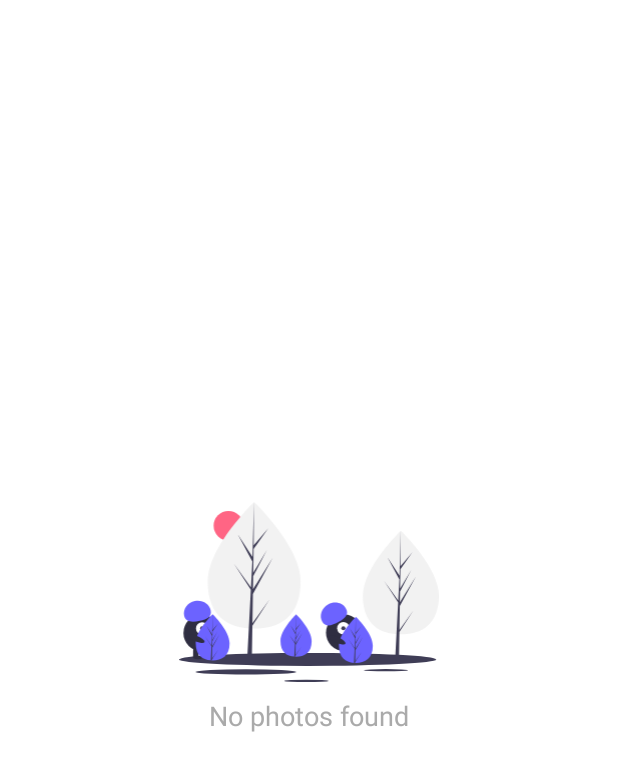
After one commit to hm-tamim/image-search-android, an Android app: the layout item_empty.xml on its own in the app's theme, with its tools: preview values and no code run, on a phone screen of 412 x 824 dp. The commit adds this screen. Shown: the top 771 px of the screen. Run offline under Robolectric (Android 15) with nearby library versions, the phone set to English and light mode, and no system bars.

Commit message:
Empty page, gallery image click event, basic image viewer implemented

```diff
--- a/app/src/main/java/com/hmtamim/imagesearch/ui/gallery/model/PhotoThumbModel.kt
+++ b/app/src/main/java/com/hmtamim/imagesearch/ui/gallery/model/PhotoThumbModel.kt
@@ -1,5 +1,6 @@
 package com.hmtamim.imagesearch.ui.gallery.model
 
+import android.view.View
 import androidx.databinding.ViewDataBinding
 import com.airbnb.epoxy.DataBindingEpoxyModel
 import com.airbnb.epoxy.EpoxyAttribute
@@ -17,6 +18,9 @@ abstract class PhotoThumbModel : DataBindingEpoxyModel() {
     @EpoxyAttribute
     var model: ImageEntity? = null
 
+    @EpoxyAttribute(EpoxyAttribute.Option.DoNotHash)
+    lateinit var clickListener: View.OnClickListener
+
     override fun bind(holder: DataBindingHolder) {
         super.bind(holder)
         val binding = holder.dataBinding as ItemPhotoThumbBinding
@@ -29,6 +33,8 @@ abstract class PhotoThumbModel : DataBindingEpoxyModel() {
                 .apply(RequestOptions().override(400, 400))
                 .load(it.previewURL)
                 .into(binding.image)
+
+            binding.image.setOnClickListener(clickListener)
         }
 
     }
--- /dev/null
+++ b/app/src/main/res/drawable/ic_not_found.xml
@@ -0,0 +1,36 @@
+<vector android:height="138.84012dp" android:viewportHeight="777.91583"
+    android:viewportWidth="1120.5923" android:width="200dp" xmlns:android="http://schemas.android.com/apk/res/android">
+    <path android:fillColor="#ff6584" android:pathData="M212.59,103m-64,0a64,64 0,1 1,128 0a64,64 0,1 1,-128 0"/>
+    <path android:fillColor="#f2f2f2" android:pathData="M523.98,343.12c0,151.01 -89.77,203.74 -200.52,203.74S122.95,494.13 122.95,343.12 323.46,0 323.46,0 523.98,192.11 523.98,343.12Z"/>
+    <path android:fillColor="#3f3d56" android:pathData="M316.16,523.76l2.05,-126.38l85.46,-156.35l-85.14,136.53l0.92,-56.83l58.9,-113.12l-58.66,98.08l0,0l1.66,-102.21l63.07,-90.06l-62.81,73.99l1.04,-187.41l-6.52,248.1l0.54,-10.24l-64.13,-98.16l63.1,117.8l-5.98,114.15l-0.18,-3.03l-73.93,-103.3l73.7,114l-0.75,14.27l-0.13,0.21l0.06,1.17l-15.16,289.6l20.25,0l2.43,-149.58l73.52,-113.72l-73.34,102.48z"/>
+    <path android:fillColor="#f2f2f2" android:pathData="M1120.59,404.97c0,123.61 -73.48,166.77 -164.13,166.77s-164.13,-43.16 -164.13,-166.77S956.46,124.11 956.46,124.11 1120.59,281.36 1120.59,404.97Z"/>
+    <path android:fillColor="#3f3d56" android:pathData="M950.48,552.83l1.68,-103.45l69.96,-127.98l-69.69,111.75l0.76,-46.51l48.21,-92.6l-48.01,80.29l0,0l1.36,-83.66l51.63,-73.72l-51.42,60.56l0.85,-153.4l-5.34,203.08l0.44,-8.38l-52.49,-80.35l51.65,96.43l-4.89,93.43l-0.15,-2.48l-60.51,-84.55l60.33,93.31l-0.61,11.68l-0.11,0.18l0.05,0.96l-12.41,237.05l16.58,0l1.99,-122.44l60.18,-93.08l-60.03,83.88z"/>
+    <path android:fillColor="#3f3d56" android:pathData="M0,680.48a554.59,28.03 0,1 0,1109.18 0a554.59,28.03 0,1 0,-1109.18 0z"/>
+    <path android:fillColor="#3f3d56" android:pathData="M797.46,726.8a94.99,4.8 0,1 0,189.98 0a94.99,4.8 0,1 0,-189.98 0z"/>
+    <path android:fillColor="#3f3d56" android:pathData="M453.73,773.11a94.99,4.8 0,1 0,189.98 0a94.99,4.8 0,1 0,-189.98 0z"/>
+    <path android:fillColor="#3f3d56" android:pathData="M70.93,734.28a217.01,10.97 0,1 0,434.03 0a217.01,10.97 0,1 0,-434.03 0z"/>
+    <path android:fillColor="#2f2e41" android:pathData="M97.08,566.27m-79,0a79,79 0,1 1,158 0a79,79 0,1 1,-158 0"/>
+    <path android:fillColor="#2f2e41" android:pathData="M60.36,627.84l24,0.28l-0.51,43l-24,-0.28z"/>
+    <path android:fillColor="#2f2e41" android:pathData="M108.35,628.41l24,0.28l-0.51,43l-24,-0.28z"/>
+    <path android:fillColor="#2f2e41" android:pathData="M79.75,679.07a7.5,20 90.68,1 0,0.18 -15a7.5,20 90.68,1 0,-0.18 15z"/>
+    <path android:fillColor="#2f2e41" android:pathData="M127.76,678.64a7.5,20 90.68,1 0,0.18 -15a7.5,20 90.68,1 0,-0.18 15z"/>
+    <path android:fillColor="#fff" android:pathData="M99.32,546.29m-27,0a27,27 0,1 1,54 0a27,27 0,1 1,-54 0"/>
+    <path android:fillColor="#3f3d56" android:pathData="M99.32,546.29m-9,0a9,9 0,1 1,18 0a9,9 0,1 1,-18 0"/>
+    <path android:fillColor="#6c63ff" android:pathData="M21.32,491.9c-6.04,-28.64 14.69,-57.26 46.3,-63.93s62.14,11.14 68.18,39.78 -14.98,38.93 -46.59,45.6S27.36,520.55 21.32,491.9Z"/>
+    <path android:fillColor="#6c63ff" android:pathData="M217.59,610.34c0,55.08 -32.74,74.31 -73.13,74.31q-1.4,0 -2.8,-0.03c-1.87,-0.04 -3.72,-0.13 -5.56,-0.25 -36.45,-2.58 -64.77,-22.8 -64.77,-74.02 0,-53.01 67.74,-119.9 72.83,-124.85l0.01,-0.01c0.2,-0.19 0.29,-0.29 0.29,-0.29S217.59,555.27 217.59,610.34Z"/>
+    <path android:fillColor="#3f3d56" android:pathData="M141.8,676.22l26.75,-37.37 -26.81,41.48 -0.07,4.29c-1.87,-0.04 -3.72,-0.13 -5.56,-0.25l2.88,-55.1 -0.02,-0.43 0.05,-0.08 0.27,-5.2 -26.88,-41.58 26.97,37.68 0.06,1.11 2.18,-41.63 -23.01,-42.97 23.29,35.66 2.27,-86.31 0.01,-0.29v0.29l-0.38,68.06 22.91,-26.98 -23,32.85 -0.61,37.28L164.48,560.92l-21.48,41.26 -0.34,20.72 31.06,-49.79 -31.17,57.02Z"/>
+    <path android:fillColor="#2f2e41" android:pathData="M712.49,565.42m-79,0a79,79 0,1 1,158 0a79,79 0,1 1,-158 0"/>
+    <path android:fillColor="#2f2e41" android:pathData="M696.29,635.26l22.94,-7.05l12.63,41.1l-22.94,7.05z"/>
+    <path android:fillColor="#2f2e41" android:pathData="M742.17,621.16l22.94,-7.05l12.63,41.1l-22.94,7.05z"/>
+    <path android:fillColor="#2f2e41" android:pathData="M709.07,676.84a7.5,20 72.92,1 0,38.24 -11.75a7.5,20 72.92,1 0,-38.24 11.75z"/>
+    <path android:fillColor="#2f2e41" android:pathData="M754.65,661.78a7.5,20 72.92,1 0,38.24 -11.75a7.5,20 72.92,1 0,-38.24 11.75z"/>
+    <path android:fillColor="#fff" android:pathData="M708.52,545.71m-27,0a27,27 0,1 1,54 0a27,27 0,1 1,-54 0"/>
+    <path android:fillColor="#3f3d56" android:pathData="M708.52,545.71m-9,0a9,9 0,1 1,18 0a9,9 0,1 1,-18 0"/>
+    <path android:fillColor="#6c63ff" android:pathData="M617.65,517.7c-14.49,-25.43 -3.48,-59.02 24.59,-75.01s62.58,-8.34 77.07,17.09 -2.39,41.64 -30.46,57.64S632.14,543.13 617.65,517.7Z"/>
+    <path android:fillColor="#6c63ff" android:pathData="M571.59,600.26c0,50.56 -30.05,68.21 -67.13,68.21q-1.29,0 -2.57,-0.03c-1.72,-0.04 -3.42,-0.12 -5.1,-0.23 -33.46,-2.37 -59.46,-20.93 -59.46,-67.95 0,-48.66 62.18,-110.06 66.85,-114.6l0.01,-0.01c0.18,-0.18 0.27,-0.26 0.27,-0.26S571.59,549.7 571.59,600.26Z"/>
+    <path android:fillColor="#3f3d56" android:pathData="M502.02,660.73l24.55,-34.31 -24.61,38.07 -0.07,3.94c-1.72,-0.04 -3.42,-0.12 -5.1,-0.23l2.65,-50.58 -0.02,-0.39 0.05,-0.07 0.25,-4.78 -24.68,-38.17 24.75,34.59 0.06,1.01 2,-38.22 -21.13,-39.44L502.1,564.89l2.08,-79.23 0.01,-0.27v0.26l-0.35,62.48 21.03,-24.77 -21.12,30.15 -0.56,34.22 19.64,-32.84 -19.72,37.87 -0.31,19.02 28.51,-45.71 -28.61,52.34Z"/>
+    <path android:fillColor="#6c63ff" android:pathData="M835.59,621.34c0,55.08 -32.74,74.31 -73.13,74.31q-1.4,0 -2.8,-0.03c-1.87,-0.04 -3.72,-0.13 -5.56,-0.25 -36.45,-2.58 -64.77,-22.8 -64.77,-74.02 0,-53.01 67.74,-119.9 72.83,-124.85l0.01,-0.01c0.2,-0.19 0.29,-0.29 0.29,-0.29S835.59,566.27 835.59,621.34Z"/>
+    <path android:fillColor="#3f3d56" android:pathData="M759.8,687.22l26.75,-37.37 -26.81,41.48 -0.07,4.29c-1.87,-0.04 -3.72,-0.13 -5.56,-0.25l2.88,-55.1 -0.02,-0.43 0.05,-0.08 0.27,-5.2L730.4,592.97l26.97,37.68 0.06,1.11 2.18,-41.63 -23.01,-42.97 23.29,35.66 2.27,-86.31 0.01,-0.29v0.29l-0.38,68.06 22.91,-26.98 -23,32.85 -0.61,37.28L782.48,571.92l-21.48,41.26 -0.34,20.72 31.06,-49.79 -31.17,57.02Z"/>
+    <path android:fillColor="#2f2e41" android:pathData="M676.5,606.98a12.4,39.5 115.37,1 0,10.63 -22.41a12.4,39.5 115.37,1 0,-10.63 22.41z"/>
+    <path android:fillColor="#2f2e41" android:pathData="M68.2,602.29a12.4,39.5 111.84,1 0,9.23 -23.02a12.4,39.5 111.84,1 0,-9.23 23.02z"/>
+</vector>
--- /dev/null
+++ b/app/src/main/res/layout/item_empty.xml
@@ -0,0 +1,25 @@
+<?xml version="1.0" encoding="utf-8"?>
+<layout>
+
+    <LinearLayout xmlns:android="http://schemas.android.com/apk/res/android"
+        android:layout_width="match_parent"
+        android:layout_height="match_parent"
+        android:gravity="center"
+        android:orientation="vertical">
+
+        <ImageView
+            android:layout_width="match_parent"
+            android:layout_height="120dp"
+            android:src="@drawable/ic_not_found" />
+
+        <TextView
+            android:id="@+id/title"
+            android:layout_width="wrap_content"
+            android:layout_height="wrap_content"
+            android:layout_marginTop="10dp"
+            android:text="No photos found"
+            android:textColor="#aaa"
+            android:textSize="18sp" />
+
+    </LinearLayout>
+</layout>
```
Also changed, not shown: app/src/main/java/com/hmtamim/imagesearch/ui/base/BaseFragment.kt (+6 -2 lines), app/src/main/java/com/hmtamim/imagesearch/ui/gallery/GalleryFragment.kt (+12 -4 lines), app/src/main/java/com/hmtamim/imagesearch/ui/gallery/controller/GalleryController.kt (+13 -1 lines), app/src/main/java/com/hmtamim/imagesearch/ui/gallery/model/EmptyModel.kt (added, +27 -0 lines), app/src/main/java/com/hmtamim/imagesearch/ui/photoViewer/PhotoViewerFragment.kt (+7 -1 lines), app/src/main/java/com/hmtamim/imagesearch/ui/photoViewer/PhotoViewerViewModel.kt (+14 -1 lines), app/src/main/res/layout/fragment_home.xml (+7 -4 lines).
